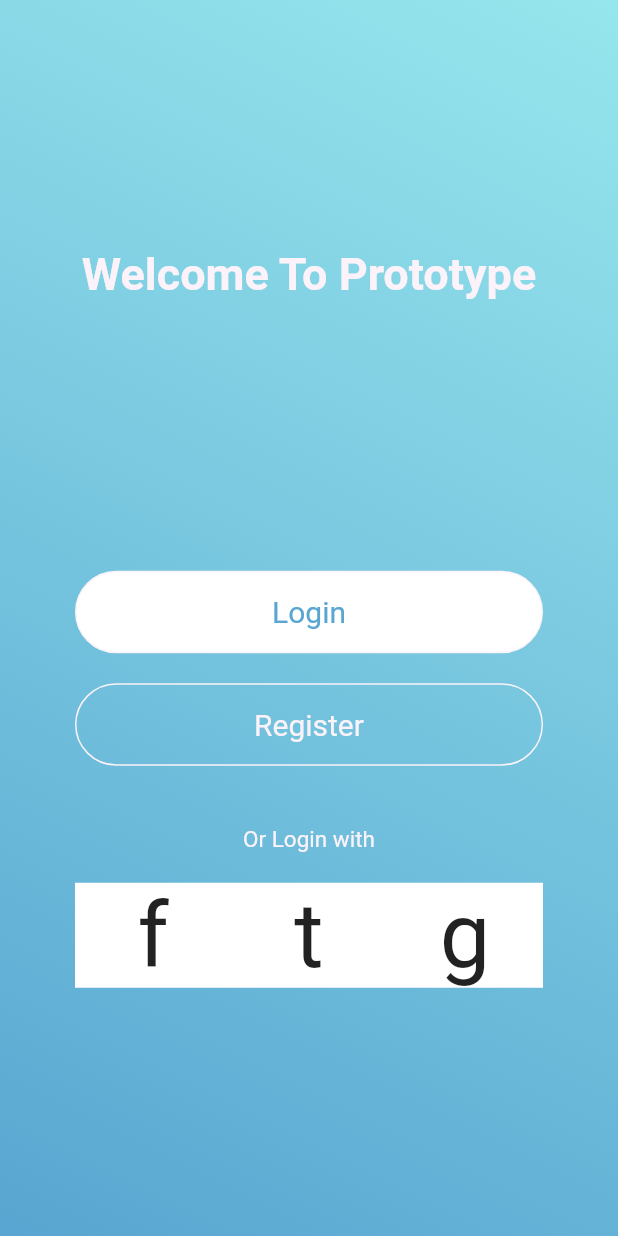
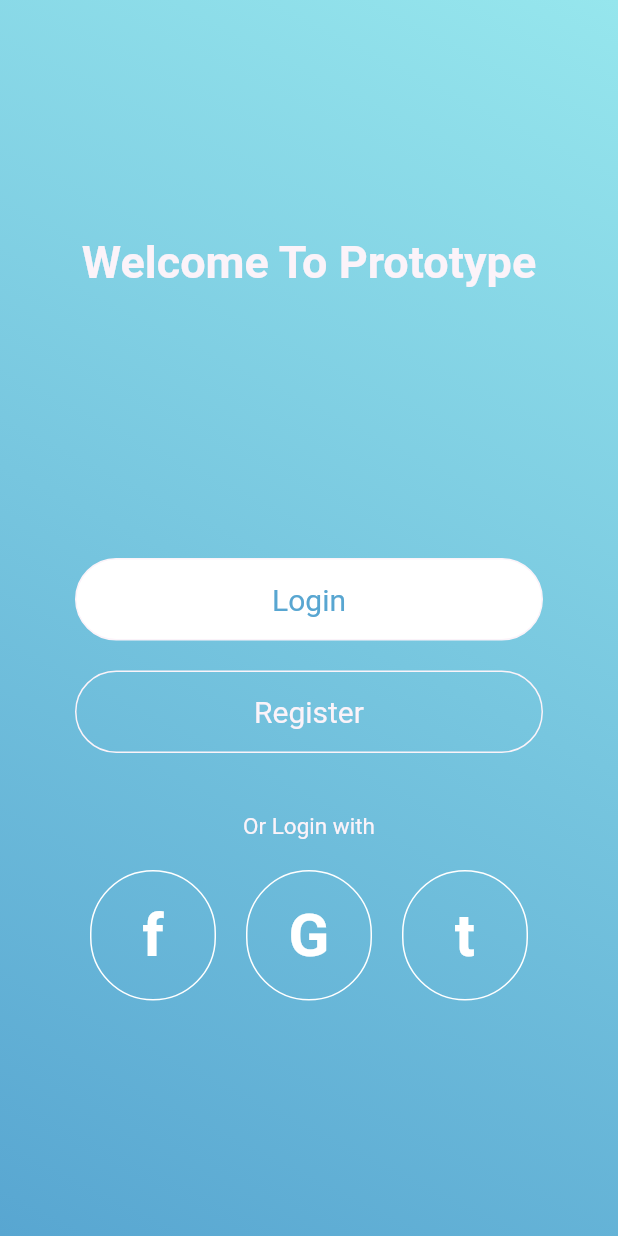
Before and after one commit to AnthonyThomasson/prototype_flutter, a Flutter app: the screen it shows after launch, on a phone screen of 412 x 824 dp. Run offline on Flutter 3.47's test engine with Material 2 defaults, Android fonts, the phone set to English and light mode, and no system bars; our stand-ins replace bloc, flutter_bloc.

Commit message:
- testing out material button styles

```diff
--- a/lib/pages/sign_up/sign_up.dart
+++ b/lib/pages/sign_up/sign_up.dart
@@ -71,20 +71,74 @@ class SignUp extends StatelessWidget{
                 child: Row(children: <Widget>[
                   Expanded(
                     child: Container(
-                      child: Text('f',textAlign: TextAlign.center, style: TextStyle(fontSize: 60)),
-                      color: Colors.white
+                      margin: EdgeInsets.only(left: 10,right: 10),
+                      child: MaterialButton(
+                        padding: EdgeInsets.only(top: 20,bottom: 20),
+                        shape: RoundedRectangleBorder(
+                          borderRadius: BorderRadius.circular(100),
+                          side: BorderSide(
+                            width: 1,
+                            color: Colors.white
+                          )
+                        ),
+                        child: Text('f',
+                        textAlign: TextAlign.center,
+                        style: TextStyle(
+                          color: Colors.white,
+                          fontSize: 40,
+                          fontWeight: FontWeight.bold,
+                        ),
+                      ),
+                      onPressed: () {},
+                      ),
                     ),
                   ),
                   Expanded(
                     child: Container(
-                      child: Text('t',textAlign: TextAlign.center, style: TextStyle(fontSize: 60)),
-                      color: Colors.white
+                      margin: EdgeInsets.only(left: 10,right: 10),
+                      child: MaterialButton(
+                        padding: EdgeInsets.only(top: 20,bottom: 20),
+                        shape: RoundedRectangleBorder(
+                          borderRadius: BorderRadius.circular(100),
+                          side: BorderSide(
+                            width: 1,
+                            color: Colors.white
+                          )
+                        ),
+                        child: Text('G',
+                        textAlign: TextAlign.center,
+                        style: TextStyle(
+                          color: Colors.white,
+                          fontSize: 40,
+                          fontWeight: FontWeight.bold,
+                        ),
+                      ),
+                      onPressed: () {},
+                      ),
                     ),
                   ),
                   Expanded(
                     child: Container(
-                      child: Text('g',textAlign: TextAlign.center, style: TextStyle(fontSize: 60)),
-                      color: Colors.white
+                      margin: EdgeInsets.only(left: 10,right: 10),
+                      child: MaterialButton(
+                        padding: EdgeInsets.only(top: 20,bottom: 20),
+                        shape: RoundedRectangleBorder(
+                          borderRadius: BorderRadius.circular(100),
+                          side: BorderSide(
+                            width: 1,
+                            color: Colors.white
+                          )
+                        ),
+                        child: Text('t',
+                        textAlign: TextAlign.center,
+                        style: TextStyle(
+                          color: Colors.white,
+                          fontSize: 40,
+                          fontWeight: FontWeight.bold,
+                        ),
+                      ),
+                      onPressed: () {},
+                      ),
                     ),
                   ),
                 ],),
```
